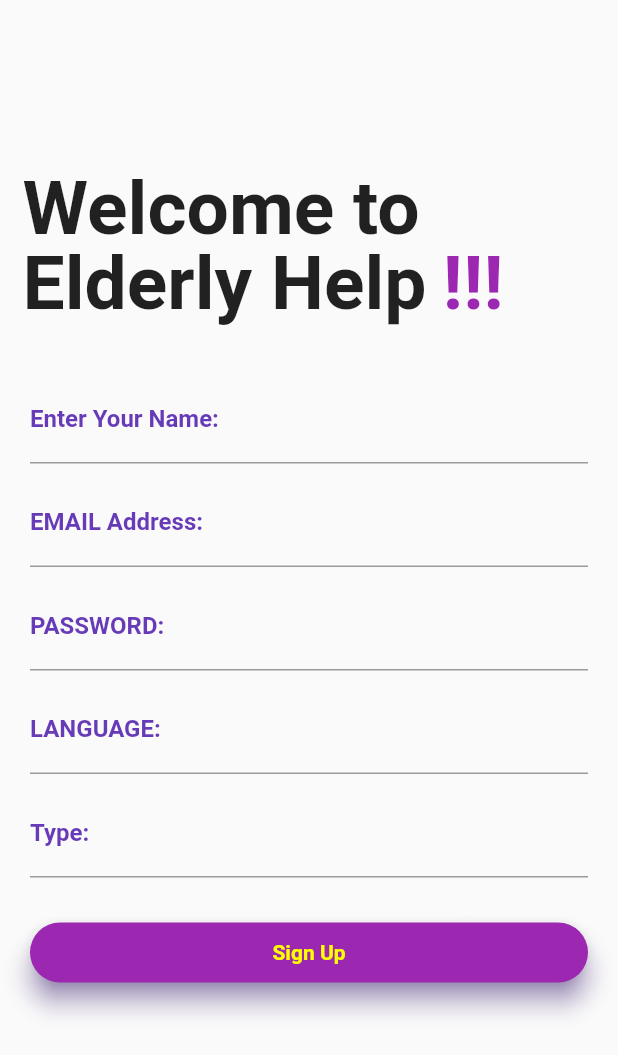
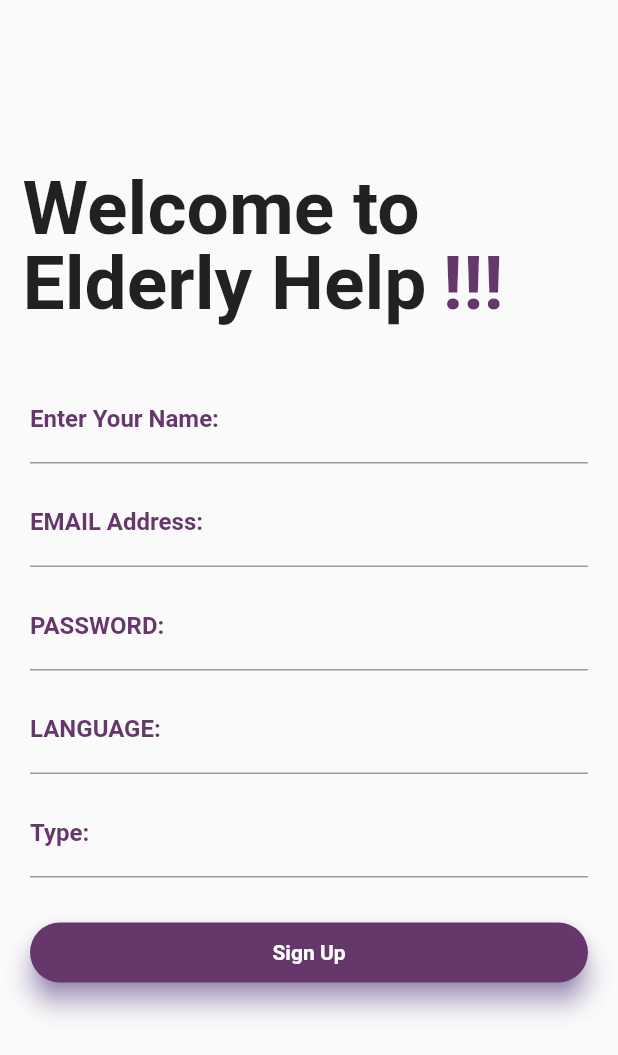
Before and after one commit to Mayuresh351/Elderly_App, a Flutter app: the SignUpPage screen opened by its route, on a phone screen of 412 x 824 dp. Shown: the top 1055 px of the screen. Run offline on Flutter 3.47's test engine with Material 2 defaults, Android fonts, the phone set to English and light mode, and no system bars; our stand-ins replace auto_size_text, cloud_firestore, firebase_auth, firebase_core; accounts and stored records are empty.

Commit message:
Added required colours to the signup page

```diff
--- a/lib/screens/SignUp_Page.dart
+++ b/lib/screens/SignUp_Page.dart
@@ -45,7 +45,7 @@ class _SignUpPageState extends State<SignUpPage> {
                     style: TextStyle(
                       fontSize: 50.0,
                       fontWeight: FontWeight.bold,
-                      color: Colors.purple,
+                      color: kWidgetColor,
                     ),
                   ),
                 ),
@@ -58,7 +58,7 @@ class _SignUpPageState extends State<SignUpPage> {
                           labelText: 'Enter Your Name:',
                           labelStyle: TextStyle(
                             fontWeight: FontWeight.bold,
-                            color: Colors.deepPurple,
+                            color: kWidgetColor,
                           ),
                           focusedBorder: UnderlineInputBorder(
                               borderSide: BorderSide(color: Colors.deepOrange)
@@ -71,7 +71,7 @@ class _SignUpPageState extends State<SignUpPage> {
                           labelText: 'EMAIL Address:',
                           labelStyle: TextStyle(
                             fontWeight: FontWeight.bold,
-                            color: Colors.deepPurple,
+                            color: kWidgetColor,
                           ),
                           focusedBorder: UnderlineInputBorder(
                               borderSide: BorderSide(color: Colors.deepOrange)
@@ -84,7 +84,7 @@ class _SignUpPageState extends State<SignUpPage> {
                           labelText: 'PASSWORD:',
                           labelStyle: TextStyle(
                             fontWeight: FontWeight.bold,
-                            color: Colors.deepPurple,
+                            color: kWidgetColor,
                           ),
                           focusedBorder: UnderlineInputBorder(
                               borderSide: BorderSide(color: Colors.deepOrange)
@@ -97,7 +97,7 @@ class _SignUpPageState extends State<SignUpPage> {
                           labelText: 'LANGUAGE:',
                           labelStyle: TextStyle(
                             fontWeight: FontWeight.bold,
-                            color: Colors.deepPurple,
+                            color: kWidgetColor,
                           ),
                           focusedBorder: UnderlineInputBorder(
                               borderSide: BorderSide(color: Colors.deepOrange)
@@ -110,7 +110,7 @@ class _SignUpPageState extends State<SignUpPage> {
                           labelText: 'Type:',
                           labelStyle: TextStyle(
                             fontWeight: FontWeight.bold,
-                            color: Colors.deepPurple,
+                            color: kWidgetColor,
                           ),
                           focusedBorder: UnderlineInputBorder(
                               borderSide: BorderSide(color: Colors.deepOrange)
@@ -123,7 +123,7 @@ class _SignUpPageState extends State<SignUpPage> {
                         child: Material(
                           borderRadius: BorderRadius.circular(20.0),
                           shadowColor: Colors.deepPurple,
-                          color: Colors.purple,
+                          color: kWidgetColor,
                           elevation: 7.0,
                           child: GestureDetector(
                             onTap: (){},
@@ -131,7 +131,7 @@ class _SignUpPageState extends State<SignUpPage> {
                               child: Text(
                                 'Sign Up',
                                 style: TextStyle(
-                                  color: Colors.yellowAccent,
+                                  color: Colors.white,
                                   fontWeight: FontWeight.bold,
                                 ),
                               ),
```
